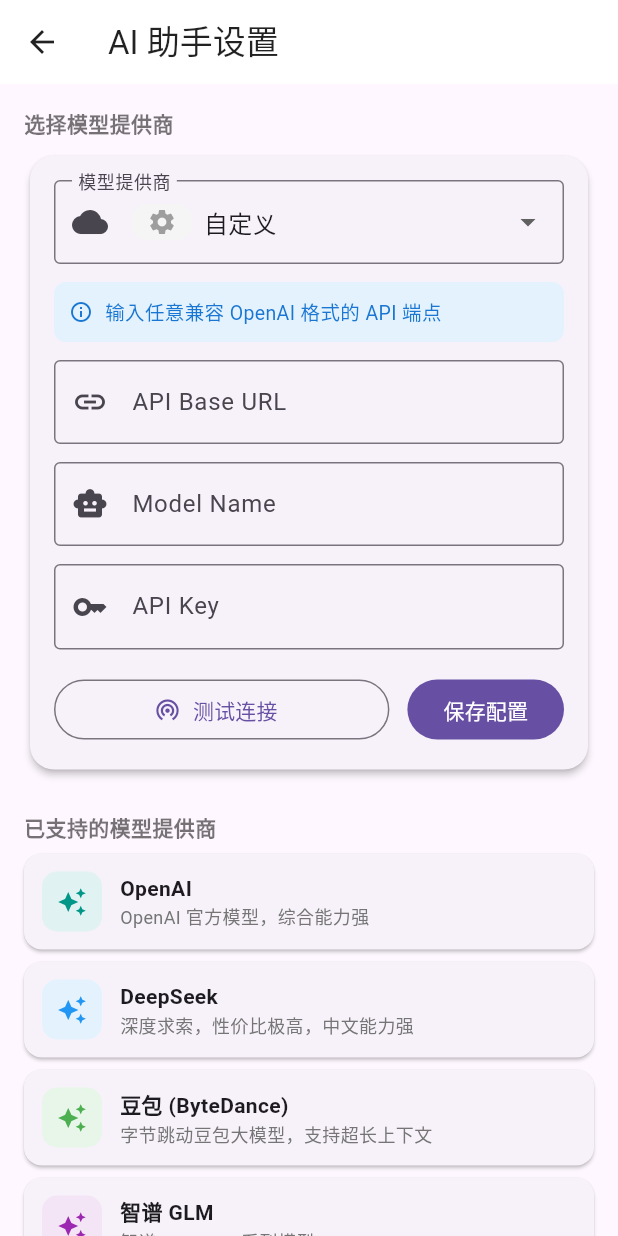
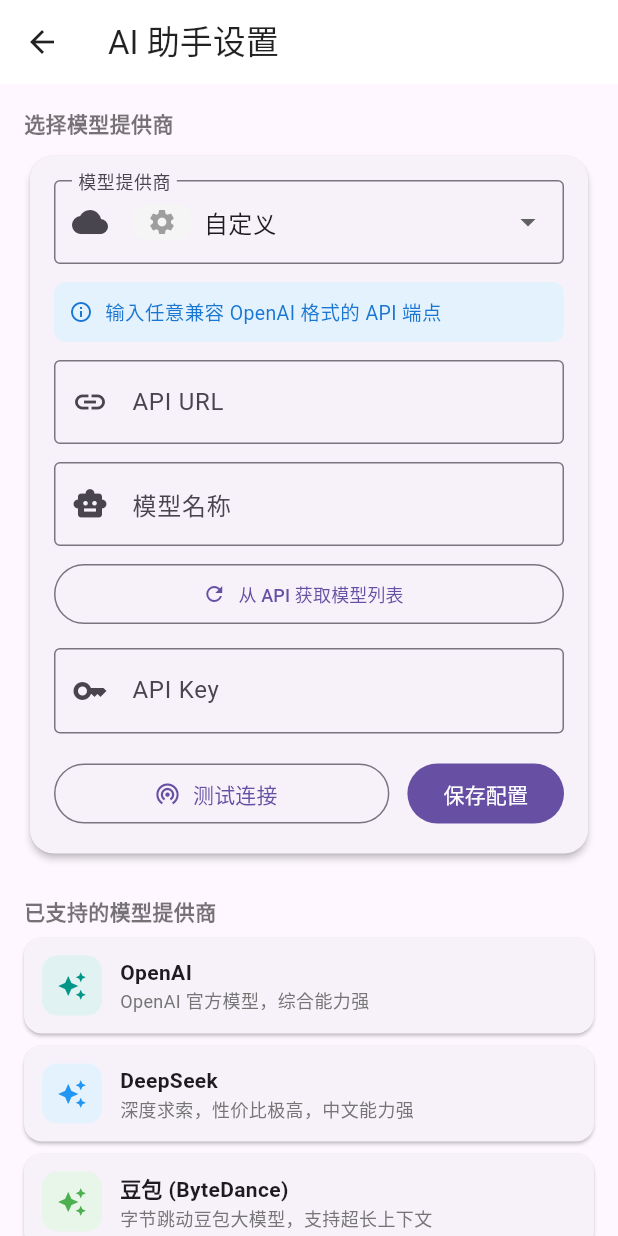
Before and after one commit to Pyleandinspire/Catodo, a Flutter app: the AISettingsScreen screen opened directly, on a phone screen of 412 x 824 dp. Run offline on Flutter 3.47's test engine with Material 3 defaults, Android fonts, the phone set to English and light mode, and no system bars; our stand-ins replace dio, file_picker, flutter_local_notifications, flutter_riverpod, isar, shared_preferences and 1 more; accounts and stored records are empty; generated files the repository leaves out were written again.

Commit message:
refactor(ai): 重构AI服务架构，支持完整API URL和动态模型获取
1. 重构LLMProvider和AIConfig，将baseUrl改为apiUrl并使用完整端点URL
2. 移除冗余的apiPath、models列表、supportsJsonMode等字段
3. 实现动态模型列表获取功能，通过GET /models端点获取可用模型
4. 实现宽容的JSON解析和响应处理，提升多厂商兼容性
5. 新增连接测试功能，提供详细的错误排查信息
6. 更新UI界面，支持动态加载模型列表和一键刷新
7. 重构测试用例，适配新的API架构变更

```diff
--- a/lib/services/llm_provider_registry.dart
+++ b/lib/services/llm_provider_registry.dart
@@ -1,24 +1,18 @@
 class LLMProvider {
   final String id;
   final String name;
-  final String baseUrl;
+  final String apiUrl;
   final String defaultModel;
-  final List<String> models;
   final String description;
-  final String apiPath;
   final double defaultTemperature;
-  final bool supportsJsonMode;
 
   const LLMProvider({
     required this.id,
     required this.name,
-    required this.baseUrl,
+    required this.apiUrl,
     required this.defaultModel,
-    this.models = const [],
     this.description = '',
-    this.apiPath = '/v1/chat/completions',
     this.defaultTemperature = 0.3,
-    this.supportsJsonMode = true,
   });
 }
 
@@ -27,114 +21,75 @@
     LLMProvider(
       id: 'openai',
       name: 'OpenAI',
-      baseUrl: 'https://api.openai.com',
+      apiUrl: 'https://api.openai.com/v1/chat/completions',
       defaultModel: 'gpt-3.5-turbo',
-      models: [
-        'gpt-3.5-turbo',
-        'gpt-4o',
-        'gpt-4o-mini',
-        'gpt-4-turbo',
-        'gpt-4',
-      ],
       description: 'OpenAI 官方模型，综合能力强',
       defaultTemperature: 0.3,
-      supportsJsonMode: true,
     ),
     LLMProvider(
       id: 'deepseek',
       name: 'DeepSeek',
-      baseUrl: 'https://api.deepseek.com',
+      apiUrl: 'https://api.deepseek.com/v1/chat/completions',
       defaultModel: 'deepseek-chat',
-      models: ['deepseek-chat', 'deepseek-reasoner'],
       description: '深度求索，性价比极高，中文能力强',
       defaultTemperature: 0.3,
-      supportsJsonMode: true,
     ),
     LLMProvider(
       id: 'doubao',
       name: '豆包 (ByteDance)',
-      baseUrl: 'https://ark.cn-beijing.volces.com/api/v3',
+      apiUrl: 'https://ark.cn-beijing.volces.com/api/v3/chat/completions',
       defaultModel: 'doubao-pro-32k',
-      models: [
-        'doubao-pro-32k',
-        'doubao-pro-128k',
-        'doubao-lite-32k',
-        'doubao-lite-128k',
-      ],
       description: '字节跳动豆包大模型，支持超长上下文',
       defaultTemperature: 0.3,
-      supportsJsonMode: true,
-      apiPath: '/chat/completions',
     ),
     LLMProvider(
       id: 'glm',
       name: '智谱 GLM',
-      baseUrl: 'https://open.bigmodel.cn/api/paas/v4',
+      apiUrl: 'https://open.bigmodel.cn/api/paas/v4/chat/completions',
       defaultModel: 'glm-4-flash',
-      models: [
-        'glm-4-flash',
-        'glm-4',
-        'glm-4-plus',
-        'glm-4-air',
-        'glm-4-long',
-      ],
       description: '智谱 AI，GLM 系列模型',
       defaultTemperature: 0.3,
-      supportsJsonMode: true,
-      apiPath: '/chat/completions',
     ),
     LLMProvider(
       id: 'qwen',
       name: '通义千问 (Qwen)',
-      baseUrl: 'https://dashscope.aliyuncs.com/compatible-mode/v1',
+      apiUrl:
+          'https://dashscope.aliyuncs.com/compatible-mode/v1/chat/completions',
       defaultModel: 'qwen-turbo',
-      models: [
-        'qwen-turbo',
-        'qwen-plus',
-        'qwen-max',
-        'qwen-max-longcontext',
-      ],
       description: '阿里通义千问，多模态能力强',
       defaultTemperature: 0.3,
-      supportsJsonMode: true,
-      apiPath: '/chat/completions',
     ),
     LLMProvider(
       id: 'moonshot',
       name: 'Moonshot (Kimi)',
-      baseUrl: 'https://api.moonshot.cn',
+      apiUrl: 'https://api.moonshot.cn/v1/chat/completions',
       defaultModel: 'moonshot-v1-8k',
-      models: ['moonshot-v1-8k', 'moonshot-v1-32k', 'moonshot-v1-128k'],
       description: '月之暗面 Kimi，超长上下文',
       defaultTemperature: 0.3,
-      supportsJsonMode: true,
     ),
     LLMProvider(
       id: 'custom',
       name: '自定义',
-      baseUrl: '',
+      apiUrl: '',
       defaultModel: '',
-      models: [],
       description: '输入任意兼容 OpenAI 格式的 API 端点',
       defaultTemperature: 0.3,
-      supportsJsonMode: true,
     ),
   ];
 
   static LLMProvider getById(String id) {
     return providers.firstWhere(
       (p) => p.id == id,
-      orElse: () => providers.last, // 默认返回自定义
+      orElse: () => providers.last,
     );
   }
 
-  static LLMProvider getByBaseUrl(String baseUrl) {
-    // 尝试根据 baseUrl 匹配已知提供商
+  static LLMProvider getByApiUrl(String apiUrl) {
     for (final provider in providers) {
-      if (provider.id != 'custom' && baseUrl.startsWith(provider.baseUrl)) {
+      if (provider.id != 'custom' && apiUrl.startsWith(provider.apiUrl)) {
         return provider;
       }
     }
-    return providers.last; // 自定义
+    return providers.last;
   }
 }
--- a/lib/ui/screens/ai_settings_screen.dart
+++ b/lib/ui/screens/ai_settings_screen.dart
@@ -13,11 +13,14 @@
 
 class _AISettingsScreenState extends ConsumerState<AISettingsScreen> {
   final _apiKeyController = TextEditingController();
-  final _baseUrlController = TextEditingController();
+  final _apiUrlController = TextEditingController();
   final _modelController = TextEditingController();
   String _selectedProviderId = 'custom';
   bool _isCustomProvider = true;
   bool _isTesting = false;
+  bool _isFetchingModels = false;
+  bool _fetchModelsFailed = false;
+  List<String> _fetchedModels = [];
 
   @override
   void initState() {
@@ -29,7 +32,7 @@
     final prefs = await SharedPreferences.getInstance();
     _selectedProviderId = prefs.getString('ai_provider_id') ?? 'custom';
     _apiKeyController.text = prefs.getString('ai_api_key') ?? '';
-    _baseUrlController.text = prefs.getString('ai_base_url') ?? '';
+    _apiUrlController.text = prefs.getString('ai_api_url') ?? '';
     _modelController.text = prefs.getString('ai_model') ?? '';
 
     _isCustomProvider = _selectedProviderId == 'custom';
@@ -37,8 +40,8 @@
     // 如果是预设提供商，自动填入默认值
     if (!_isCustomProvider) {
       final provider = LLMProviderRegistry.getById(_selectedProviderId);
-      if (_baseUrlController.text.isEmpty) {
-        _baseUrlController.text = provider.baseUrl;
+      if (_apiUrlController.text.isEmpty) {
+        _apiUrlController.text = provider.apiUrl;
       }
       if (_modelController.text.isEmpty) {
         _modelController.text = provider.defaultModel;
@@ -53,20 +56,45 @@
     setState(() {
       _selectedProviderId = providerId;
       _isCustomProvider = providerId == 'custom';
+      _fetchedModels = [];
+      _fetchModelsFailed = false;
     });
 
     if (providerId != 'custom') {
       final provider = LLMProviderRegistry.getById(providerId);
-      _baseUrlController.text = provider.baseUrl;
+      _apiUrlController.text = provider.apiUrl;
       _modelController.text = provider.defaultModel;
     }
+  }
+
+  Future<void> _fetchModels() async {
+    setState(() {
+      _isFetchingModels = true;
+      _fetchModelsFailed = false;
+    });
+
+    final config = AIConfig(
+      providerId: _selectedProviderId,
+      apiKey: _apiKeyController.text.trim(),
+      apiUrl: _apiUrlController.text.trim(),
+      modelName: _modelController.text.trim(),
+    );
+
+    final service = AIService(config);
+    final models = await service.fetchModels();
+
+    setState(() {
+      _isFetchingModels = false;
+      _fetchedModels = models;
+      _fetchModelsFailed = models.isEmpty;
+    });
   }
 
   Future<void> _saveConfig() async {
     final prefs = await SharedPreferences.getInstance();
     await prefs.setString('ai_provider_id', _selectedProviderId);
     await prefs.setString('ai_api_key', _apiKeyController.text.trim());
-    await prefs.setString('ai_base_url', _baseUrlController.text.trim());
+    await prefs.setString('ai_api_url', _apiUrlController.text.trim());
     await prefs.setString('ai_model', _modelController.text.trim());
 
     if (mounted) {
@@ -85,33 +113,49 @@
     final config = AIConfig(
       providerId: _selectedProviderId,
       apiKey: _apiKeyController.text.trim(),
-      baseUrl: _baseUrlController.text.trim(),
+      apiUrl: _apiUrlController.text.trim(),
       modelName: _modelController.text.trim(),
     );
 
     final service = AIService(config);
-    final result = await service.requestStructuredOutput(
-      systemPrompt: '你是一个测试助手。',
-      userPrompt: '请回复 {"status": "ok"}',
-    );
+    final result = await service.testConnection();
 
     setState(() => _isTesting = false);
 
     if (mounted) {
-      final success = result != null;
-      ScaffoldMessenger.of(context).showSnackBar(
-        SnackBar(
-          content: Text(success ? '连接成功' : '连接失败，请检查配置'),
-          backgroundColor: success ? Colors.green : Colors.red,
+      _showTestResultDialog(result);
+    }
+  }
+
+  void _showTestResultDialog(ConnectionTestResult result) {
+    final color = result.success ? Colors.green : Colors.red;
+    final icon = result.success ? Icons.check_circle : Icons.error;
+
+    showDialog(
+      context: context,
+      builder: (context) => AlertDialog(
+        icon: Icon(icon, color: color, size: 48),
+        title: Text(result.message),
+        content: result.detail != null
+            ? Text(
+                result.detail!,
+                style: TextStyle(fontSize: 13, color: Colors.grey.shade700),
+              )
+            : null,
+        actions: [
+          TextButton(
+            onPressed: () => Navigator.pop(context),
+            child: const Text('确定'),
+          ),
+        ],
       ),
     );
-    }
   }
 
   @override
   void dispose() {
     _apiKeyController.dispose();
-    _baseUrlController.dispose();
+    _apiUrlController.dispose();
     _modelController.dispose();
     super.dispose();
   }
@@ -205,61 +249,41 @@
                       ),
                     const SizedBox(height: 12),
 
-                    // Base URL
+                    // API URL
                     TextField(
-                      controller: _baseUrlController,
-                      enabled: _isCustomProvider,
+                      controller: _apiUrlController,
                       decoration: InputDecoration(
-                        labelText: 'API Base URL',
-                        hintText: 'https://api.openai.com',
+                        labelText: 'API URL',
+                        hintText: 'https://api.openai.com/v1/chat/completions',
                         border: const OutlineInputBorder(),
                         prefixIcon: const Icon(Icons.link),
-                        filled: !_isCustomProvider,
-                        fillColor: !_isCustomProvider
-                            ? Colors.grey.shade100
-                            : null,
-                        suffixIcon: !_isCustomProvider
-                            ? const Icon(
-                                Icons.lock,
-                                color: Colors.grey,
-                                size: 18,
-                              )
-                            : null,
                       ),
                     ),
                     const SizedBox(height: 12),
 
-                    // Model Name
-                    if (_isCustomProvider)
-                      TextField(
-                        controller: _modelController,
-                        decoration: const InputDecoration(
-                          labelText: 'Model Name',
-                          hintText: 'gpt-3.5-turbo',
-                          border: OutlineInputBorder(),
-                          prefixIcon: Icon(Icons.smart_toy),
-                        ),
-                      )
-                    else
+                    // Model Name - 动态获取 + 手动输入
+                    Column(
+                      crossAxisAlignment: CrossAxisAlignment.start,
+                      children: [
+                        if (_fetchedModels.isNotEmpty)
                           DropdownButtonFormField<String>(
                             value:
-                            selectedProvider.models.contains(
-                              _modelController.text,
-                            )
+                                _fetchedModels.contains(_modelController.text)
                                 ? _modelController.text
-                            : selectedProvider.defaultModel,
+                                : null,
                             decoration: const InputDecoration(
                               labelText: '模型',
                               border: OutlineInputBorder(),
                               prefixIcon: Icon(Icons.smart_toy),
                             ),
                             items: [
-                          ...selectedProvider.models.map(
-                            (m) => DropdownMenuItem(value: m, child: Text(m)),
+                              ..._fetchedModels.map(
+                                (m) =>
+                                    DropdownMenuItem(value: m, child: Text(m)),
                               ),
                               const DropdownMenuItem(
                                 value: '__custom__',
-                            child: Text('自定义模型名称...'),
+                                child: Text('手动输入模型名称...'),
                               ),
                             ],
                             onChanged: (value) {
@@ -269,6 +293,55 @@
                                 _modelController.text = value;
                               }
                             },
+                          )
+                        else
+                          TextField(
+                            controller: _modelController,
+                            decoration: InputDecoration(
+                              labelText: '模型名称',
+                              hintText: _isCustomProvider
+                                  ? 'gpt-3.5-turbo'
+                                  : selectedProvider.defaultModel,
+                              border: const OutlineInputBorder(),
+                              prefixIcon: const Icon(Icons.smart_toy),
+                            ),
+                          ),
+                        const SizedBox(height: 8),
+                        SizedBox(
+                          width: double.infinity,
+                          child: OutlinedButton.icon(
+                            onPressed: _isFetchingModels ? null : _fetchModels,
+                            icon: _isFetchingModels
+                                ? const SizedBox(
+                                    width: 14,
+                                    height: 14,
+                                    child: CircularProgressIndicator(
+                                      strokeWidth: 2,
+                                    ),
+                                  )
+                                : const Icon(Icons.refresh, size: 16),
+                            label: Text(
+                              _isFetchingModels
+                                  ? '获取中...'
+                                  : _fetchedModels.isNotEmpty
+                                  ? '刷新模型列表'
+                                  : '从 API 获取模型列表',
+                              style: const TextStyle(fontSize: 12),
+                            ),
+                          ),
+                        ),
+                        if (_fetchModelsFailed)
+                          Padding(
+                            padding: const EdgeInsets.only(top: 6),
+                            child: Text(
+                              '获取失败，请检查 API URL 和 API Key，或手动输入模型名称',
+                              style: TextStyle(
+                                fontSize: 12,
+                                color: Colors.red.shade700,
+                              ),
+                            ),
+                          ),
+                      ],
                     ),
                     const SizedBox(height: 12),
 
@@ -345,6 +418,7 @@
                   Expanded(
                     child: Text(
                       '所有预设提供商均兼容 OpenAI API 格式。\n'
+                      '选择提供商后自动填入 API URL，也可手动修改。\n'
                       '选择"自定义"可接入任意兼容 OpenAI 格式的 API 端点。\n'
                       '配置完成后可在聊天页面使用 AI 任务分解和情绪支持功能。',
                       style: TextStyle(fontSize: 13, color: Colors.black54),
--- a/lib/ui/screens/chat_screen.dart
+++ b/lib/ui/screens/chat_screen.dart
@@ -40,16 +40,16 @@
   Future<void> _initAIService() async {
     final prefs = await SharedPreferences.getInstance();
     final apiKey = prefs.getString('ai_api_key') ?? '';
-    final baseUrl = prefs.getString('ai_base_url') ?? '';
+    final apiUrl = prefs.getString('ai_api_url') ?? '';
     final model = prefs.getString('ai_model') ?? '';
     final providerId = prefs.getString('ai_provider_id') ?? 'custom';
 
-    if (apiKey.isNotEmpty && baseUrl.isNotEmpty && model.isNotEmpty) {
+    if (apiKey.isNotEmpty && apiUrl.isNotEmpty && model.isNotEmpty) {
       _aiService = AIService(
         AIConfig(
           providerId: providerId,
           apiKey: apiKey,
-          baseUrl: baseUrl,
+          apiUrl: apiUrl,
           modelName: model,
         ),
       );
```
Also changed, not shown: lib/services/ai_service.dart (+321 -20 lines), 3 other files. Lines whose indentation alone changed are shown as unchanged.
